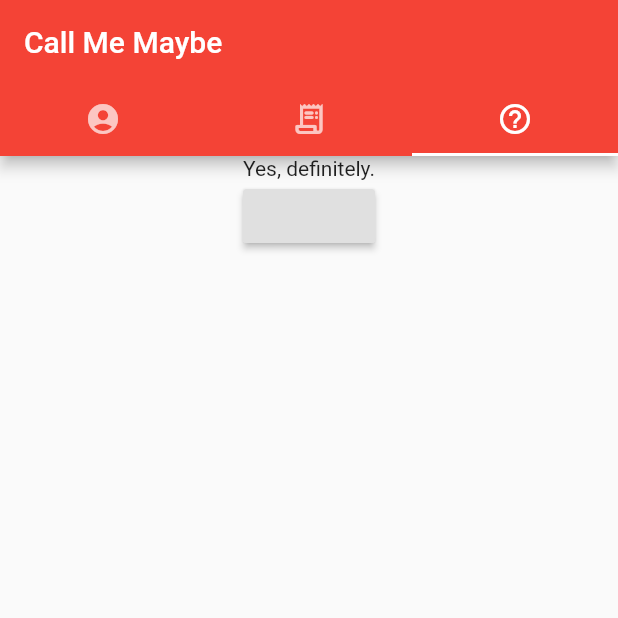
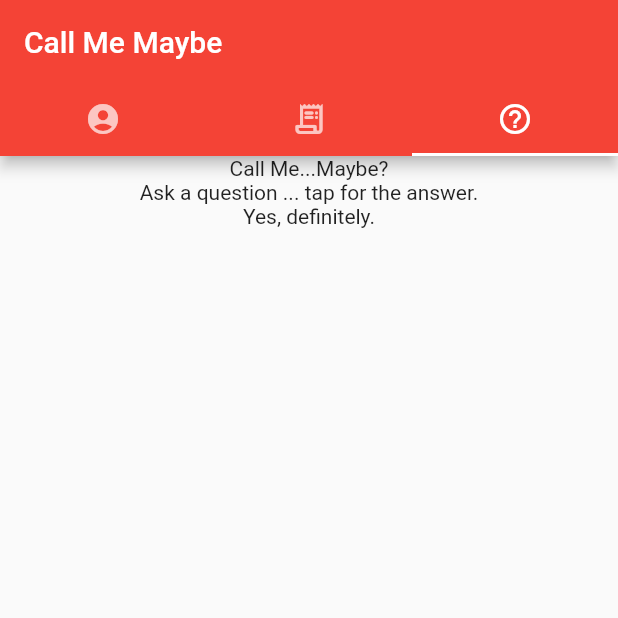
Before and after one commit to stuttskl/call_me_maybe, a Flutter app: the screen it shows after launch, tab 3 chosen, on a phone screen of 412 x 824 dp, the top half of it. Run offline on Flutter 3.47's test engine with Material 2 defaults, Android fonts, the phone set to English and light mode, and no system bars.

```diff
--- a/lib/components/magic_8ball_answer.dart
+++ b/lib/components/magic_8ball_answer.dart
@@ -14,10 +14,12 @@ class _AnswerState extends State<Answer> {
       body: Center(
         child: Column(
           children: [
+            Container(child: Text('Call Me...Maybe?')),
+            GestureDetector(
+              onTap: () => changeText(),
+              child: Text('Ask a question ... tap for the answer.')
+            ),
             Container(child: Text('$placeholder')),
-            RaisedButton(
-              onPressed: () => changeText(),
-            )
           ],
         ),
       )
```
